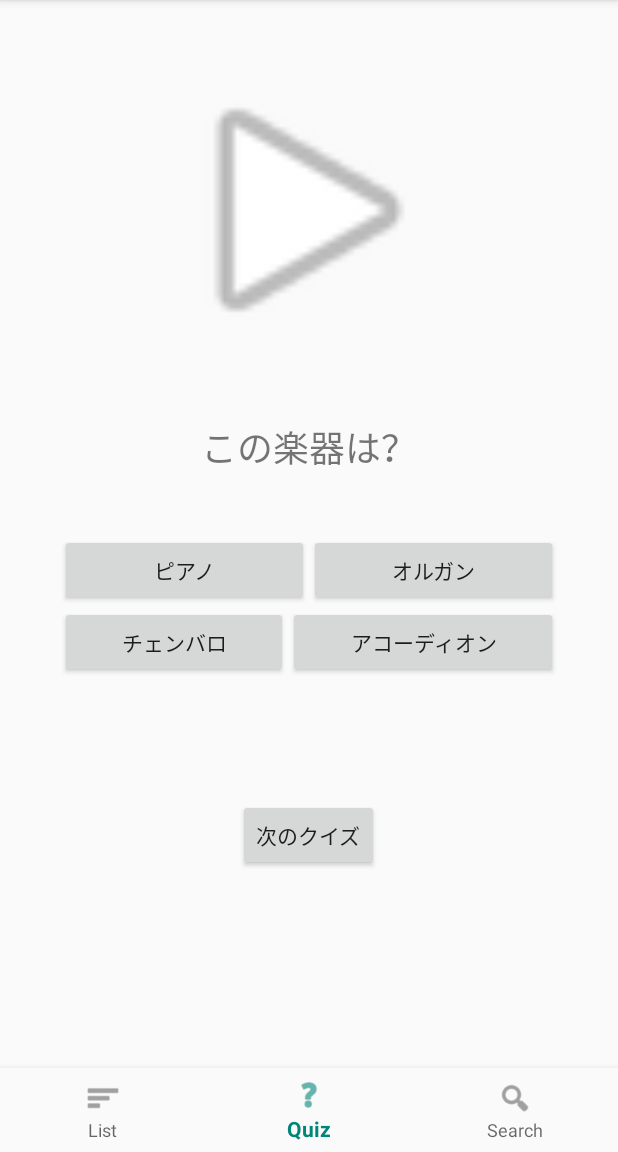
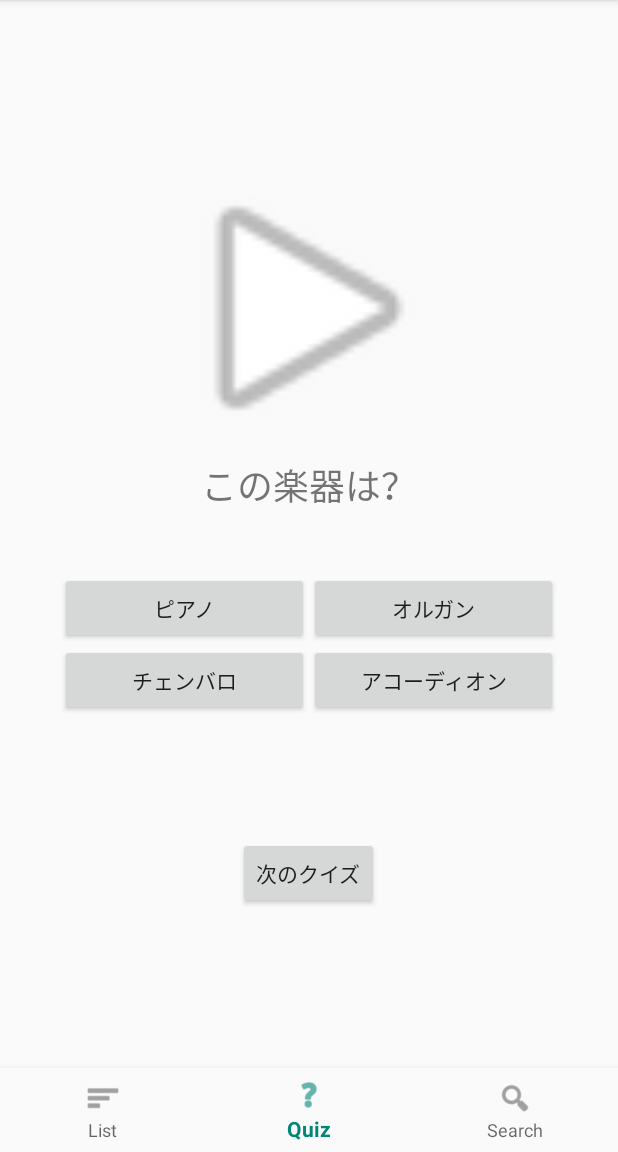
Before and after one commit to bk1411389/musical_instrument, an Android app: the screen it shows after launch (MainActivity), item 2 of the bottom bar chosen, on a phone screen of 412 x 824 dp, the part 84-1236 px from its top. Run offline under Robolectric (Android 15) with nearby library versions, the phone set to English and light mode, and no system bars.

Commit message:
Quiz完成

```diff
--- a/app/src/main/java/com/lifeistech/android/musicalinstrument/QuizFragment.kt
+++ b/app/src/main/java/com/lifeistech/android/musicalinstrument/QuizFragment.kt
@@ -21,7 +21,7 @@ class QuizFragment : Fragment() {
     private var questionNum: Int = 0
     private var current = 0
     // 現在の問題
-    private var currentQuestion: Question = Question("","","","", 0)
+    private var currentQuestion: Question = Question("", "", "", "", 0)
 
     private var imageView: ImageView? = null
     private var button1: Button? = null
@@ -47,19 +47,19 @@ class QuizFragment : Fragment() {
         startQuestion()
 
         // クイズに答えたらtoastを表示して、次の問題を出す
-        button1?.setOnClickListener{
+        button1?.setOnClickListener {
             answerView.text = click(view.button1.text.toString())
         }
-        button2?.setOnClickListener{
+        button2?.setOnClickListener {
             answerView.text = click(view.button2.text.toString())
         }
-        button3?.setOnClickListener{
+        button3?.setOnClickListener {
             answerView.text = click(view.button3.text.toString())
         }
-        button4?.setOnClickListener{
+        button4?.setOnClickListener {
             answerView.text = click(view.button4.text.toString())
         }
-        nextButton?.setOnClickListener{
+        nextButton?.setOnClickListener {
             nextQuestion()
         }
     }
@@ -68,8 +68,8 @@ class QuizFragment : Fragment() {
         val q1 = Question("ピアノ", "オルガン", "アコーディオン", "チェンバロ", R.raw.piano)
         val q2 = Question("バンジョー", "ギター", "ベース", "ウクレレ", R.raw.banjo)
         val q3 = Question("テナーサックス", "バリトンサックス", "アルトサックス", "ソプラノサックス", R.raw.tenor_sax)
-        val q4 = Question("ヴィオラ","バイオリン","チェロ","コントラバス",R.raw.viola)
-        val q5 = Question("ティンパニー","バスドラム","タブラ","タム",R.raw.tynpani)
+        val q4 = Question("ヴィオラ", "バイオリン", "チェロ", "コントラバス", R.raw.viola)
+        val q5 = Question("ティンパニー", "バスドラム", "タブラ", "タム", R.raw.tynpani)
         questionList.add(q1)
         questionList.add(q2)
         questionList.add(q3)
@@ -102,15 +102,15 @@ class QuizFragment : Fragment() {
             mediaPlayer = MediaPlayer.create(context, currentQuestion.mMusic)
             mediaPlayer.start()
 
-            when(mediaPlayer.isPlaying){
+            when (mediaPlayer.isPlaying) {
                 true -> playView.setImageResource(android.R.drawable.ic_media_play)
-                false ->playView.setImageResource(android.R.drawable.ic_media_pause)
+                false -> playView.setImageResource(android.R.drawable.ic_media_pause)
             }
         }
 
-        mediaPlayer.setOnCompletionListener {
-            playView.setImageResource(android.R.drawable.ic_media_play)
-        }
+//        mediaPlayer.setOnCompletionListener {
+//            playView.setImageResource(android.R.drawable.ic_media_play)
+//        }
 
         button1?.text = choiceText[0]
         button2?.text = choiceText[1]
@@ -128,17 +128,17 @@ class QuizFragment : Fragment() {
     }
 
     // TODO 解答ボタン制御
-    private fun click(answer: String) :String{
-        val text: String = when(answer){
+    private fun click(answer: String): String {
+        val text = when (answer) {
             currentQuestion.mAnswer -> "正解！！"
             else -> "不正解！"
         }
         return text
     }
 
-    class Question(answer: String, wrong_1: String, wrong_2: String, wrong_3: String, music: Int){
+    class Question(answer: String, wrong_1: String, wrong_2: String, wrong_3: String, music: Int) {
         var mAnswer: String = answer
-        var mWrong_1: String = wrong_1
+        private var mWrong_1: String = wrong_1
         var mWrong_2: String = wrong_2
         var mWrong_3: String = wrong_3
         var mMusic: Int = music
@@ -146,8 +146,7 @@ class QuizFragment : Fragment() {
         // シャッフルした問題の選択肢を返すメソッド
         fun getChoices(): List<String> {
             val list = listOf(mAnswer, mWrong_1, mWrong_2, mWrong_3)
-            val shuffuled : List<String> = list.shuffled()
-            return shuffuled
+            return list.shuffled()
         }
     }
 }
--- a/app/src/main/res/layout/flagment_quiz.xml
+++ b/app/src/main/res/layout/flagment_quiz.xml
@@ -5,12 +5,13 @@
         xmlns:app="http://schemas.android.com/apk/res-auto"
         android:layout_width="match_parent"
         android:layout_height="match_parent"
-        tools:context=".QuizFragment" android:orientation="vertical" android:id="@+id/linearLayout">
+        tools:context=".QuizFragment" android:orientation="vertical" android:id="@+id/linearLayout"
+        android:gravity="center">
 
     <ImageView
             android:layout_width="200dp"
             android:layout_height="200dp" app:srcCompat="@android:drawable/ic_media_play"
-            android:id="@+id/playView" android:layout_margin="40dp" android:layout_gravity="center"/>
+            android:id="@+id/playView" android:layout_gravity="center"/>
     <TextView
             android:text="この楽器は？"
             android:layout_width="match_parent"
@@ -23,11 +24,11 @@
             android:layout_marginRight="40dp">
         <Button
                 android:text="Button"
-                android:layout_width="wrap_content"
+                android:layout_width="0dp"
                 android:layout_height="wrap_content" android:id="@+id/button1" android:layout_weight="1"/>
         <Button
                 android:text="Button"
-                android:layout_width="wrap_content"
+                android:layout_width="0dp"
                 android:layout_height="wrap_content" android:id="@+id/button2" android:layout_weight="1"/>
     </LinearLayout>
     <LinearLayout
@@ -37,11 +38,11 @@
             android:layout_marginStart="40dp" android:layout_marginEnd="40dp" android:layout_marginBottom="20dp">
         <Button
                 android:text="Button"
-                android:layout_width="wrap_content"
+                android:layout_width="0dp"
                 android:layout_height="wrap_content" android:id="@+id/button3" android:layout_weight="1"/>
         <Button
                 android:text="Button"
-                android:layout_width="wrap_content"
+                android:layout_width="0dp"
                 android:layout_height="wrap_content" android:id="@+id/button4" android:layout_weight="1"/>
     </LinearLayout>
     <TextView
```
Also changed, not shown: app/src/main/java/com/lifeistech/android/musicalinstrument/InstListAdapter.kt (+4 -4 lines), app/src/main/res/layout/items.xml (+8 -6 lines), app/src/main/res/drawable/music_banjo.png (added), app/src/main/res/drawable/music_tenor_saxophone.png (added), app/src/main/res/drawable/music_tynpani.png (added), app/src/main/res/drawable/music_viola.png (added), 1 other file.
